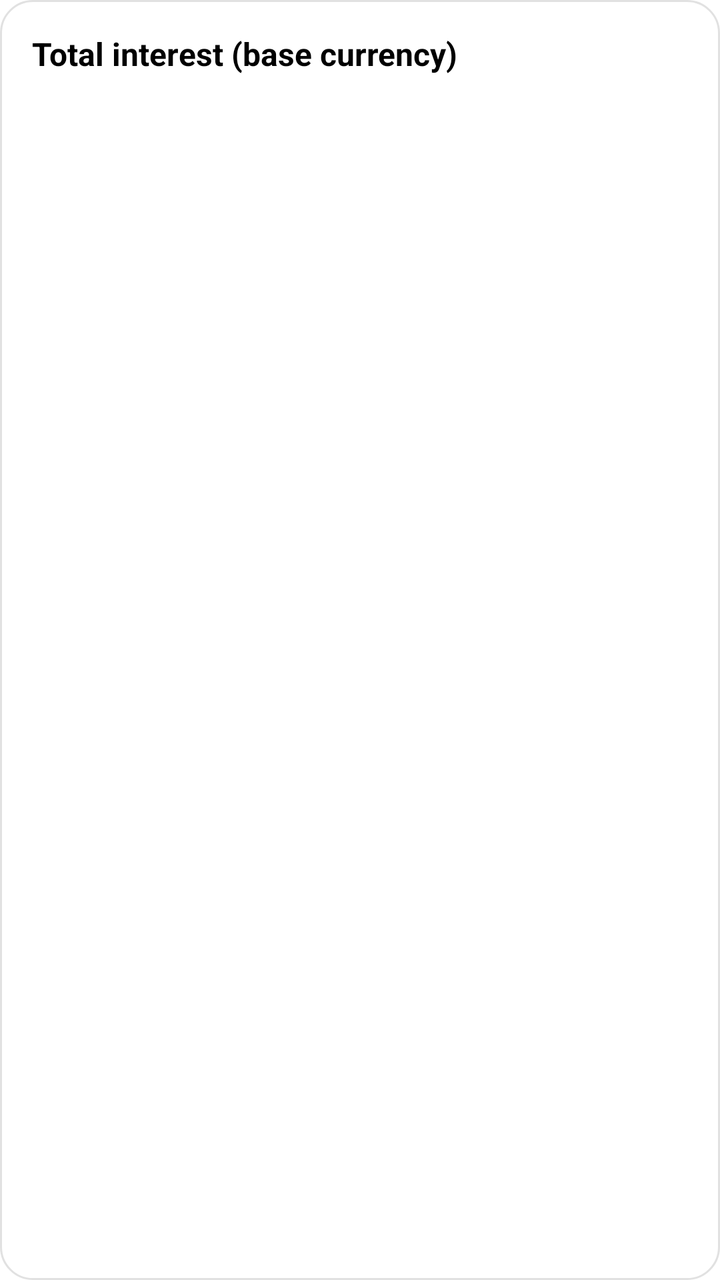
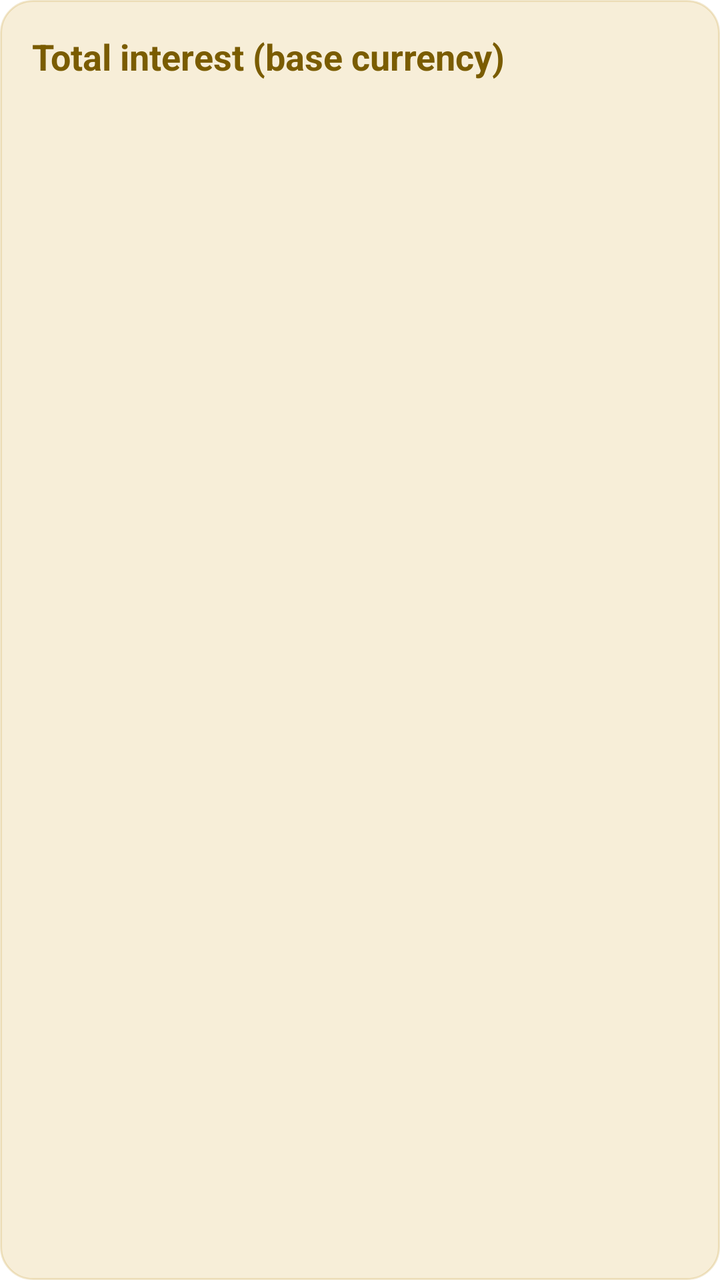

An Android layout rendered at two revisions. The XML below is the earlier revision; the diff shows what the commit changed to produce the second picture.
<!-- AndroidManifest.xml: application theme Theme.Accounting -->
<!-- res/layout/item_earn_totals.xml -->
<?xml version="1.0" encoding="utf-8"?>
<LinearLayout xmlns:android="http://schemas.android.com/apk/res/android"
    android:layout_width="match_parent"
    android:layout_height="wrap_content"
    android:layout_marginBottom="12dp"
    android:background="@drawable/bg_section_card"
    android:orientation="vertical"
    android:padding="16dp">

    <TextView
        android:layout_width="match_parent"
        android:layout_height="wrap_content"
        android:text="@string/earn_total_title"
        android:textColor="?attr/colorOnSurface"
        android:textSize="16sp"
        android:textStyle="bold" />

    <TextView
        android:id="@+id/text_earn_totals_daily"
        android:layout_width="match_parent"
        android:layout_height="wrap_content"
        android:layout_marginTop="8dp"
        android:textColor="?android:attr/textColorPrimary"
        android:textSize="14sp" />

    <TextView
        android:id="@+id/text_earn_totals_monthly"
        android:layout_width="match_parent"
        android:layout_height="wrap_content"
        android:layout_marginTop="2dp"
        android:textColor="?android:attr/textColorPrimary"
        android:textSize="14sp" />

    <TextView
        android:id="@+id/text_earn_totals_yearly"
        android:layout_width="match_parent"
        android:layout_height="wrap_content"
        android:layout_marginTop="2dp"
        android:textColor="?android:attr/textColorPrimary"
        android:textSize="14sp" />

</LinearLayout>
<!-- resources referenced by this layout -->
<resources>
  <!-- drawable bg_section_card (drawable) -->
  <?xml version="1.0" encoding="utf-8"?>
  <shape xmlns:android="http://schemas.android.com/apk/res/android"
      android:shape="rectangle">
      <solid android:color="@color/section_card_bg" />
      <corners android:radius="16dp" />
      <stroke
          android:width="1dp"
          android:color="@color/report_divider" />
  </shape>
  <string name="earn_total_title">Total interest (base currency)</string>
  <style name="Theme.Accounting" parent="Theme.MaterialComponents.DayNight.NoActionBar">
          <item name="colorPrimary">@color/gold_500</item>
          <item name="colorPrimaryVariant">@color/gold_700</item>
          <item name="colorOnPrimary">@color/white</item>
          <item name="colorSecondary">@color/brown_500</item>
          <item name="colorSecondaryVariant">@color/brown_700</item>
          <item name="colorOnSecondary">@color/white</item>
          <item name="android:statusBarColor" tools:targetApi="21">?attr/colorPrimaryVariant</item>
      </style>
  <color name="section_card_bg">@color/white</color>
  <color name="report_divider">#40888888</color>
  <color name="gold_500">#B8860B</color>
  <color name="gold_700">#7A5C00</color>
  <color name="white">#FFFFFFFF</color>
  <color name="brown_500">#5D4037</color>
  <color name="brown_700">#4E342E</color>
</resources>

<!-- the commit's change to res/layout/item_earn_totals.xml (unified diff, before → after) -->
@@ -3,7 +3,7 @@
     android:layout_width="match_parent"
     android:layout_height="wrap_content"
     android:layout_marginBottom="12dp"
-    android:background="@drawable/bg_section_card"
+    android:background="@drawable/bg_metrics_card"
     android:orientation="vertical"
     android:padding="16dp">
 
@@ -11,8 +11,8 @@
         android:layout_width="match_parent"
         android:layout_height="wrap_content"
         android:text="@string/earn_total_title"
-        android:textColor="?attr/colorOnSurface"
-        android:textSize="16sp"
+        android:textColor="@color/metrics_card_label"
+        android:textSize="18sp"
         android:textStyle="bold" />
 
     <TextView
@@ -20,7 +20,7 @@
         android:layout_width="match_parent"
         android:layout_height="wrap_content"
         android:layout_marginTop="8dp"
-        android:textColor="?android:attr/textColorPrimary"
+        android:textColor="@color/metrics_card_value"
         android:textSize="14sp" />
 
     <TextView
@@ -28,7 +28,7 @@
         android:layout_width="match_parent"
         android:layout_height="wrap_content"
         android:layout_marginTop="2dp"
-        android:textColor="?android:attr/textColorPrimary"
+        android:textColor="@color/metrics_card_value"
         android:textSize="14sp" />
 
     <TextView
@@ -36,7 +36,7 @@
         android:layout_width="match_parent"
         android:layout_height="wrap_content"
         android:layout_marginTop="2dp"
-        android:textColor="?android:attr/textColorPrimary"
+        android:textColor="@color/metrics_card_value"
         android:textSize="14sp" />
 
 </LinearLayout>
<!-- resource entries referenced after the edit -->
@@ -1,14 +1,16 @@
 <!-- resources referenced by this layout -->
 <resources>
-  <!-- drawable bg_section_card (drawable) -->
+  <color name="metrics_card_label">@color/gold_700</color>
+  <color name="metrics_card_value">@color/black</color>
+  <!-- drawable bg_metrics_card (drawable) -->
   <?xml version="1.0" encoding="utf-8"?>
   <shape xmlns:android="http://schemas.android.com/apk/res/android"
       android:shape="rectangle">
-      <solid android:color="@color/section_card_bg" />
+      <solid android:color="@color/metrics_card_bg" />
       <corners android:radius="16dp" />
       <stroke
           android:width="1dp"
-          android:color="@color/report_divider" />
+          android:color="@color/metrics_card_border" />
   </shape>
   <string name="earn_total_title">Total interest (base currency)</string>
   <style name="Theme.Accounting" parent="Theme.MaterialComponents.DayNight.NoActionBar">
@@ -20,10 +22,11 @@
           <item name="colorOnSecondary">@color/white</item>
           <item name="android:statusBarColor" tools:targetApi="21">?attr/colorPrimaryVariant</item>
       </style>
-  <color name="section_card_bg">@color/white</color>
-  <color name="report_divider">#40888888</color>
+  <color name="gold_700">#7A5C00</color>
+  <color name="black">#FF000000</color>
+  <color name="metrics_card_bg">#FFF7EED8</color>
+  <color name="metrics_card_border">#33B8860B</color>
   <color name="gold_500">#B8860B</color>
-  <color name="gold_700">#7A5C00</color>
   <color name="white">#FFFFFFFF</color>
   <color name="brown_500">#5D4037</color>
   <color name="brown_700">#4E342E</color>
